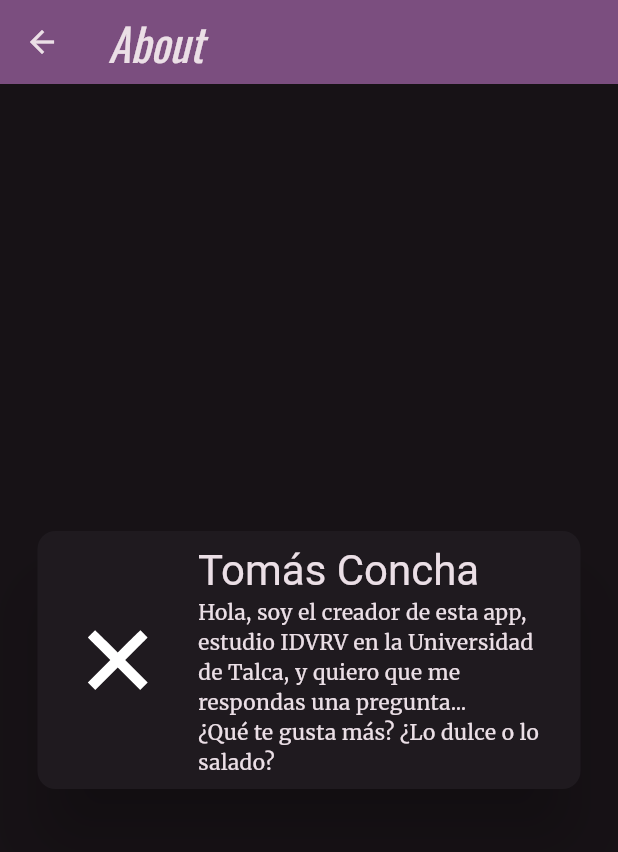
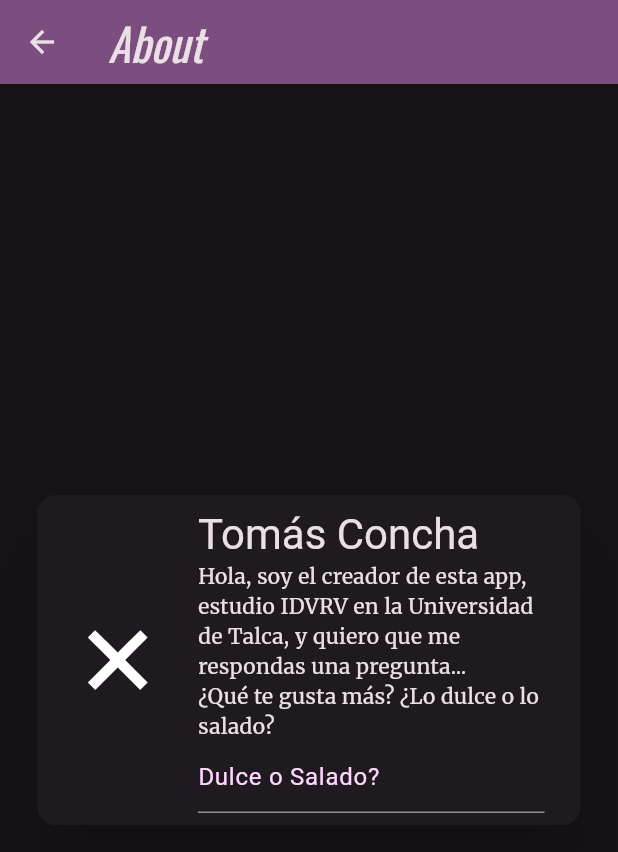
Before and after one commit to ColoroGit/3479A321_2022479001, a Flutter app: the screen it shows after launch, in the side drawer, after a tap on "About", on a phone screen of 412 x 824 dp. Shown: the top 852 px of the screen. Run offline on Flutter 3.47's test engine with Material 3 defaults, Android fonts, the phone set to English and light mode, and no system bars; our stand-ins replace flutter_svg, google_fonts, logger, shared_preferences, sqflite; accounts and stored records are empty.

Commit message:
Lab 6 completely finished

```diff
--- a/lab_1/lib/pages/About.dart
+++ b/lab_1/lib/pages/About.dart
@@ -1,5 +1,7 @@
 import 'package:flutter/material.dart';
 import 'package:flutter_svg/flutter_svg.dart';
+import 'package:lab_1/models/audit_class.dart';
+import 'package:lab_1/utils/DatabaseHelper.dart';
 
 class About extends StatefulWidget {
   const About({super.key});
@@ -9,6 +11,12 @@ class About extends StatefulWidget {
 }
 
 class _AboutState extends State<About> {
+  DatabaseHelper db = DatabaseHelper.instance;
+
+  void _createAudit(String s) {
+    db.create(AuditClass(audit: "El usuario prefiere $s"));
+  }
+
   @override
   Widget build(BuildContext context) {
     return Scaffold(
@@ -29,9 +37,25 @@ class _AboutState extends State<About> {
             ),
             title: Text('Tomás Concha',
                 style: Theme.of(context).textTheme.headlineMedium),
-            subtitle: Text(
-                'Hola, soy el creador de esta app, estudio IDVRV en la Universidad de Talca, y quiero que me respondas una pregunta...\n¿Qué te gusta más? ¿Lo dulce o lo salado?',
-                style: Theme.of(context).textTheme.bodyMedium),
+            subtitle: Column(
+              mainAxisAlignment: MainAxisAlignment.center,
+              mainAxisSize: MainAxisSize.min,
+              children: [
+                Text(
+                  'Hola, soy el creador de esta app, estudio IDVRV en la Universidad de Talca, y quiero que me respondas una pregunta...\n¿Qué te gusta más? ¿Lo dulce o lo salado?',
+                  style: Theme.of(context).textTheme.bodyMedium,
+                ),
+                TextFormField(
+                  decoration: InputDecoration(
+                    hintText: "Dulce o Salado?",
+                    hintStyle: TextStyle(
+                      color: Theme.of(context).colorScheme.onPrimaryContainer,
+                    ),
+                  ),
+                  onFieldSubmitted: _createAudit,
+                ),
+              ],
+            ),
           ),
         ),
       ),
--- a/lab_1/lib/utils/DatabaseHelper.dart
+++ b/lab_1/lib/utils/DatabaseHelper.dart
@@ -64,4 +64,9 @@ class DatabaseHelper {
     final result = await db.query("Audits", orderBy: orderBy);
     return result.map((json) => AuditClass.fromJson(json)).toList();
   }
+
+  Future<int> deleteAll() async {
+    final db = await instance.database;
+    return await db.delete('Audits');
+  }
 }
```
Also changed, not shown: lab_1/lib/pages/Audit.dart (+13 -1 lines), lab_1/lib/pages/Details.dart (+10 -13 lines).
